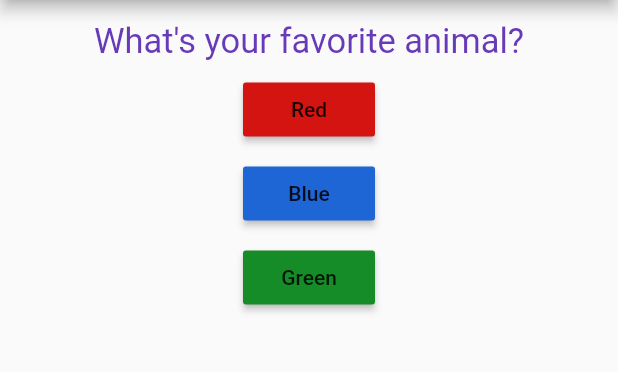
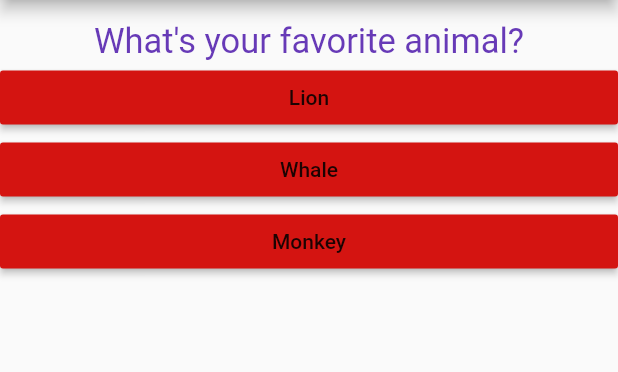
Before and after one commit to AndresN17/Flutter-Basics, a Flutter app: the screen it shows after launch, after a tap on "Red", on a phone screen of 412 x 824 dp, the part 84-456 px from its top. Run offline on Flutter 3.47's test engine with Material 2 defaults, Android fonts, the phone set to English and light mode, and no system bars.

```diff
--- /dev/null
+++ b/lib/answer.dart
@@ -0,0 +1,22 @@
+import "package:flutter/material.dart";
+
+class Answer extends StatelessWidget {
+  final VoidCallback selectHandler;
+  String answerText;
+  int r;
+  int g;
+  int b;
+  Answer(this.selectHandler, this.answerText,this.r, this.g, this.b);
+
+  @override
+  Widget build(BuildContext context) {
+    return Container(
+      width: double.infinity,
+      child: RaisedButton(
+        child: Text(answerText),
+        onPressed: selectHandler,
+        color: Color.fromRGBO(r,g,b, 1.0),
+      ),
+    );
+  }
+}
--- a/lib/main.dart
+++ b/lib/main.dart
@@ -1,5 +1,6 @@
 import 'package:flutter/material.dart';
 import './question.dart';
+import './answer.dart';
 
 void main() => runApp(MyApp());
 
@@ -20,14 +21,15 @@ class _MyAppState extends State<MyApp> {
 
   @override
   Widget build(BuildContext context) {
-    var questions = [
-      "What's your favorite color?",
-      "What's your favorite animal?",
-    ];
-    var answers = [
-      "Red",
-      "Blue",
-      "Green",
+    const questions = [
+      {
+        "questionText": "What's your favorite color?",
+        "answer": ["Red", "Blue", "Green"]
+      },
+      {
+        "questionText": "What's your favorite animal?",
+        "answer": ["Lion", "Whale", "Monkey"]
+      },
     ];
 
     return MaterialApp(
@@ -39,26 +41,14 @@ class _MyAppState extends State<MyApp> {
         body: Center(
           child: Column(
             children: <Widget>[
-              SizedBox(height: 14,),
-              Question(questions[_questionIndex]),
-              SizedBox(height: 8,),
-              RaisedButton(
-                child: Text(answers[0]),
-                onPressed: _answerQuestion,
-                color: Color.fromRGBO(212, 20, 17,1.0),
+              SizedBox(
+                height: 14,
               ),
-              SizedBox(height: 8,),
-              RaisedButton(
-                child: Text(answers[1]),
-                onPressed: () => print("Pressed with anonymous function!"),
-                color: Color.fromRGBO(30, 101, 214,1.0),
-              ),
-              SizedBox(height: 8,),
-              RaisedButton(
-                child: Text(answers[2]),
-                onPressed: _answerQuestion,
-                color: Color.fromRGBO(22, 140, 40,1.0),
-              ),
+              Question(questions[_questionIndex]["questionText"].toString()),
+              ...(questions[_questionIndex]['answer'] as List<String>)
+                  .map((answer) {
+                return Answer(_answerQuestion, answer, 212, 20, 17);
+              }).toList(),
             ],
           ),
         ),
```
